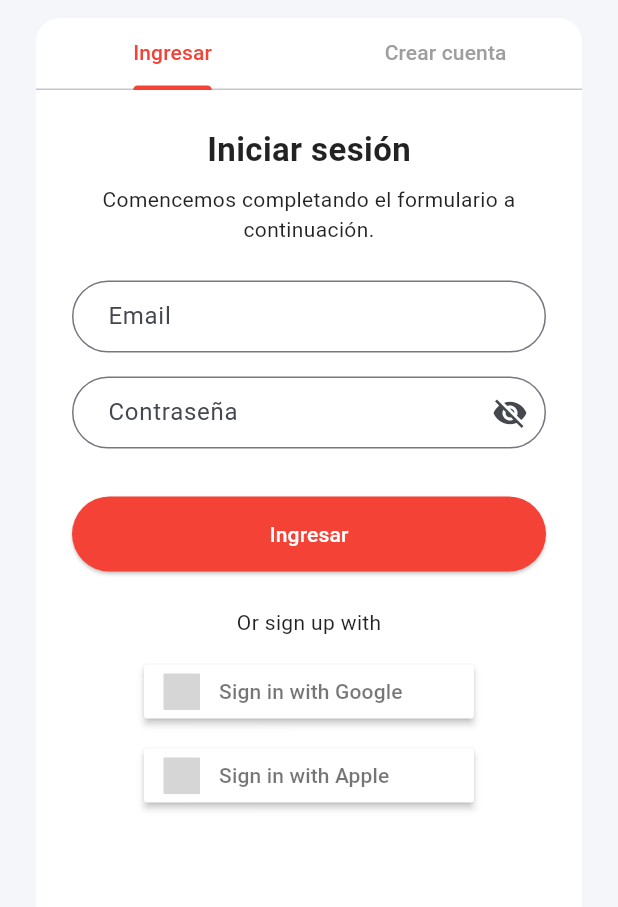
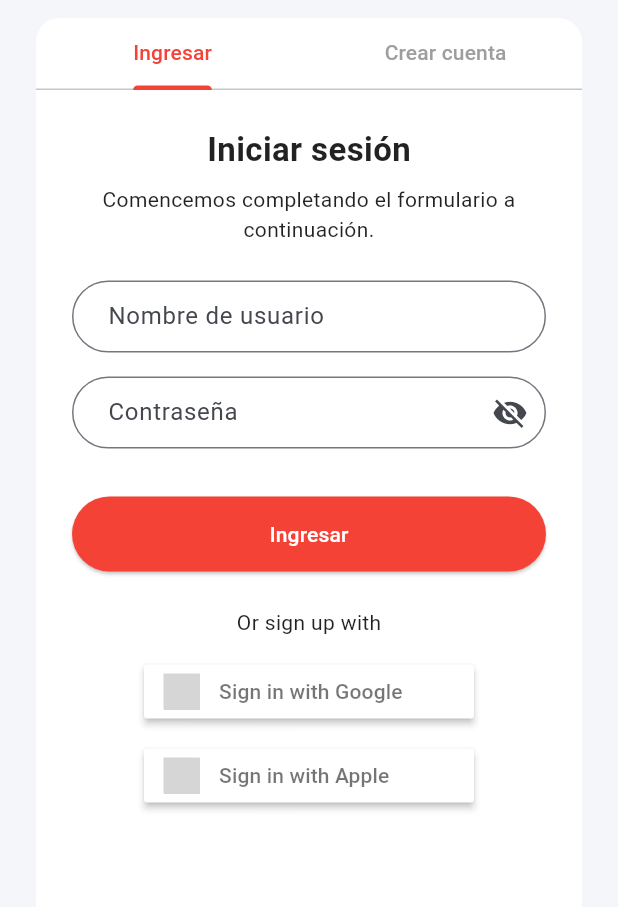
Before and after one commit to Jcamiloag/ProyectoGradoFront_Copy, a Flutter app: the AuthTabsPage screen opened by its route, on a phone screen of 412 x 824 dp, the part 282-1189 px from its top. Run offline on Flutter 3.47's test engine with Material 3 defaults, Android fonts, the phone set to English and light mode, and no system bars; drawn by our look-alikes of sign_in_button; our stand-ins replace flutter_dotenv, go_router, shared_preferences; accounts and stored records are empty; grey boxes are pictures that could not be loaded.

```diff
--- /dev/null
+++ b/lib/constants/api_constants.dart
@@ -0,0 +1 @@
+const baseUrl = 'http://192.168.18.5:8080';
--- a/lib/models/user.dart
+++ b/lib/models/user.dart
@@ -1,15 +1,32 @@
 class User {
   final int id;
-  final String name;
+  final String username;
+  final String firstname;
+  final String lastname;
   final String email;
+  final String phonenumber;
+  final String role;
 
-  User({required this.id, required this.name, required this.email});
+  User({
+    required this.id,
+    required this.username,
+    required this.firstname,
+    required this.lastname,
+    required this.email,
+    required this.phonenumber,
+    required this.role,
+  });
 
-  //* convierte un objeto JSON a un objeto User
-  factory User.fromJson(Map<String, dynamic> json) =>
-      User(id: json['id'], name: json['name'], email: json['email']);
+  factory User.fromJson(Map<String, dynamic> json) => User(
+    id: json['id'],
+    username: json['username'],
+    firstname: json['firstname'] ?? '',
+    lastname: json['lastname'] ?? '',
+    email: json['email'] ?? '',
+    phonenumber: json['phonenumber'] ?? '',
+    role: json['role'] ?? 'USER',
+  );
 
-  //* convierte un objeto User a un objeto JSON
-  //* se usa para enviar el objeto a la API
-  Map<String, dynamic> toJson() => {'id': id, 'name': name, 'email': email};
+  // Getter para mostrar el nombre completo
+  String get name => '$firstname $lastname';
 }
--- a/lib/routes/app_router.dart
+++ b/lib/routes/app_router.dart
@@ -15,10 +15,6 @@ import 'package:hola_mundo/views/future/future_view.dart';
 import 'package:hola_mundo/views/timer/timer_view.dart';
 import 'package:hola_mundo/views/isolate/isolate_view.dart';
 
-
-// Vistas de establecimientos
-import 'package:hola_mundo/views/establecimientos/establecimiento_edit_view.dart';
-import 'package:hola_mundo/views/establecimientos/establecimiento_create_views.dart';
 
 final GoRouter appRouter = GoRouter(
   routes: [
@@ -56,32 +52,6 @@ final GoRouter appRouter = GoRouter(
       builder: (context, state) => const IsolateView(),
     ),
 
-    // Perros
-
-
-    // Establecimientos
-    GoRoute(
-      path: '/establecimientos',
-      builder: (context, state) => const EstablecimientosListView(),
-    ),
-    GoRoute(
-      path: '/establecimientos',
-      name: 'establecimientos',
-      builder: (context, state) => const EstablecimientosListView(),
-    ),
-    //!Ruta para editar de un establecimiento
-    GoRoute(
-      path: '/establecimientos/edit/:id',
-      builder: (context, state) {
-        //*se captura el id del establecimiento
-        final id = int.parse(state.pathParameters['id']!);
-        return EstablecimientoEditView(id: id);
-      },
-    ),
-    GoRoute(
-      path: '/establecimientos/create',
-      builder: (context, state) => const EstablecimientoCreateView(),
-    ),
     //!Ruta para autenticacion
     GoRoute(
       path: '/login',
--- a/lib/views/auth/login_page.dart
+++ b/lib/views/auth/login_page.dart
@@ -37,7 +37,7 @@ class _LoginPageState extends State<LoginPage> {
 
     if (result['success']) {
       if (!mounted) return;
-      context.go('/establecimientos');
+      context.go('/');
     } else {
       setState(() {
         errorMessage = result['message'] ?? 'Error al iniciar sesión';
@@ -67,18 +67,20 @@ class _LoginPageState extends State<LoginPage> {
               const SizedBox(height: 24),
               TextFormField(
                 controller: emailCtrl,
+                style: const TextStyle(color: Colors.black), // Texto campo
                 decoration: InputDecoration(
-                  hintText: 'Email',
+                  hintText: 'Nombre de usuario',
                   border: OutlineInputBorder(
                       borderRadius: BorderRadius.circular(30)),
                   contentPadding: const EdgeInsets.symmetric(horizontal: 20),
                 ),
                 validator: (value) =>
-                    value!.isEmpty ? 'Ingresa tu correo' : null,
+                    value!.isEmpty ? 'Ingresa tu nombre de usuario' : null,
               ),
               const SizedBox(height: 16),
               TextFormField(
                 controller: passwordCtrl,
+                style: const TextStyle(color: Colors.black), // Texto campo
                 obscureText: obscureText,
                 decoration: InputDecoration(
                   hintText: 'Contraseña',
@@ -94,6 +96,7 @@ class _LoginPageState extends State<LoginPage> {
                 ),
                 validator: (value) =>
                     value!.isEmpty ? 'Ingresa tu contraseña' : null,
+
               ),
               const SizedBox(height: 24),
               if (errorMessage != null)
--- a/lib/views/establecimientos/establecimiento_create_views.dart
+++ b/lib/views/establecimientos/establecimiento_create_views.dart
@@ -1,4 +1,4 @@
-import 'dart:io';
+/*import 'dart:io';
 
 import 'package:flutter/material.dart';
 import 'package:go_router/go_router.dart';
@@ -124,3 +124,4 @@ class _EstablecimientoCreateViewState extends State<EstablecimientoCreateView> {
     );
   }
 }
+*/
--- a/lib/views/establecimientos/establecimiento_list_view.dart
+++ b/lib/views/establecimientos/establecimiento_list_view.dart
@@ -1,4 +1,4 @@
-import 'package:flutter/material.dart';
+/*import 'package:flutter/material.dart';
 import 'package:hola_mundo/models/establecimiento.dart';
 import 'package:hola_mundo/services/establecimiento_service.dart';
 import 'package:go_router/go_router.dart';
@@ -139,3 +139,4 @@ class EstablecimientosListViewState extends State<EstablecimientosListView> {
     );
   }
 }
+*/
--- a/pubspec.yaml
+++ b/pubspec.yaml
@@ -41,6 +41,7 @@ dependencies:
   shared_preferences: ^2.5.3
   provider: ^6.1.5
   sign_in_button: ^3.2.0
+  foundation: ^0.0.5
 
 dev_dependencies:
   flutter_test:
```
Also changed, not shown: lib/services/auth_service.dart (+80 -47 lines), lib/services/establecimiento_service.dart (+40 -41 lines), lib/views/auth/register_page.dart (+26 -4 lines), pubspec.lock, 4 other files.
